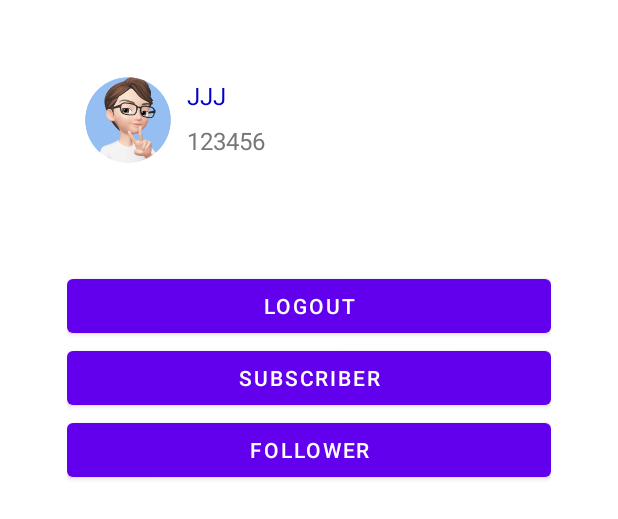
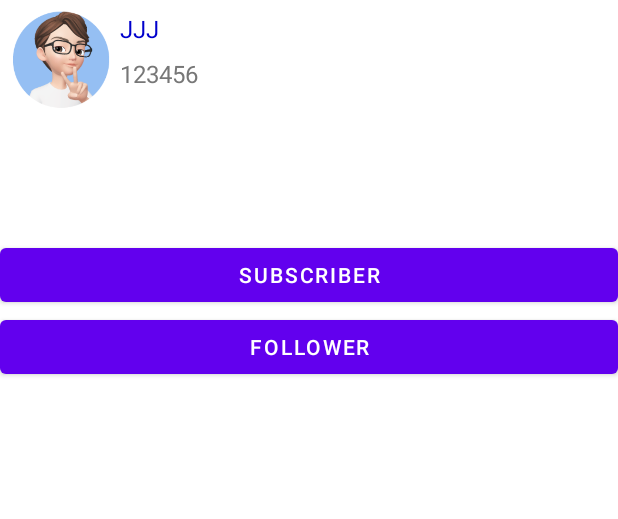
Before and after one commit to XinyuKang22/WeTok, an Android app: the layout activity_profile.xml on its own in the app's theme, with its tools: preview values and no code run, on a phone screen of 412 x 824 dp. Shown: the top 519 px of the screen. Run offline under Robolectric (Android 15) with nearby library versions, the phone set to English and light mode, and no system bars.

Commit message:
Post UI Profile

```diff
--- a/app/src/main/java/com/example/wetok/bean/User.java
+++ b/app/src/main/java/com/example/wetok/bean/User.java
@@ -2,7 +2,9 @@ package com.example.wetok.bean;
 
 import com.example.wetok.R;
 
-public class User {
+import java.io.Serializable;
+
+public class User implements Serializable {
     public int photo = R.drawable.photo;
     public String name;
     public String id = "123456";
--- a/app/src/main/java/com/example/wetok/view/home/UserAdapter.java
+++ b/app/src/main/java/com/example/wetok/view/home/UserAdapter.java
@@ -46,6 +46,7 @@ public class UserAdapter extends ArrayAdapter<User> {
         view.setPadding(0,40,0,0);
         return view;
     }
+
     class ViewHolder{
         ImageView photo;
         TextView username;
--- a/app/src/main/res/layout/fragment_my.xml
+++ b/app/src/main/res/layout/activity_profile.xml
@@ -1,13 +1,11 @@
 <?xml version="1.0" encoding="utf-8"?>
 <LinearLayout xmlns:android="http://schemas.android.com/apk/res/android"
+    xmlns:app="http://schemas.android.com/apk/res-auto"
     xmlns:tools="http://schemas.android.com/tools"
     android:layout_width="match_parent"
     android:layout_height="match_parent"
-    android:gravity="center_horizontal"
     android:orientation="vertical"
-    android:padding="20pt"
-    tools:context=".view.my.MyFragment">
-
+    tools:context=".view.ProfileActivity">
 
     <LinearLayout
         android:layout_width="match_parent"
@@ -18,7 +16,7 @@
         <ImageView
             android:id="@+id/profile_photo"
             android:layout_width="80dp"
-            android:layout_height="80dp"
+            android:layout_height="90dp"
             android:src="@drawable/photo" />
 
         <LinearLayout
@@ -48,12 +46,6 @@
     </LinearLayout>
 
     <Button
-        android:id="@+id/profile_logout"
-        android:layout_width="match_parent"
-        android:layout_height="wrap_content"
-        android:text="Logout" />
-
-    <Button
         android:id="@+id/profile_subscriber"
         android:layout_width="match_parent"
         android:layout_height="wrap_content"
@@ -74,4 +66,5 @@
         android:layout_marginEnd="8dp"
         android:layout_weight="0.8" />
 
+
 </LinearLayout>
```
Also changed, not shown: app/src/main/AndroidManifest.xml (+11 -5 lines), app/src/main/java/com/example/wetok/view/ProfileActivity.java (added, +99 -0 lines), app/src/main/java/com/example/wetok/view/UserListActivity.java (+14 -6 lines), app/src/main/java/com/example/wetok/view/home/PostAdapter.java (+28 -10 lines).
